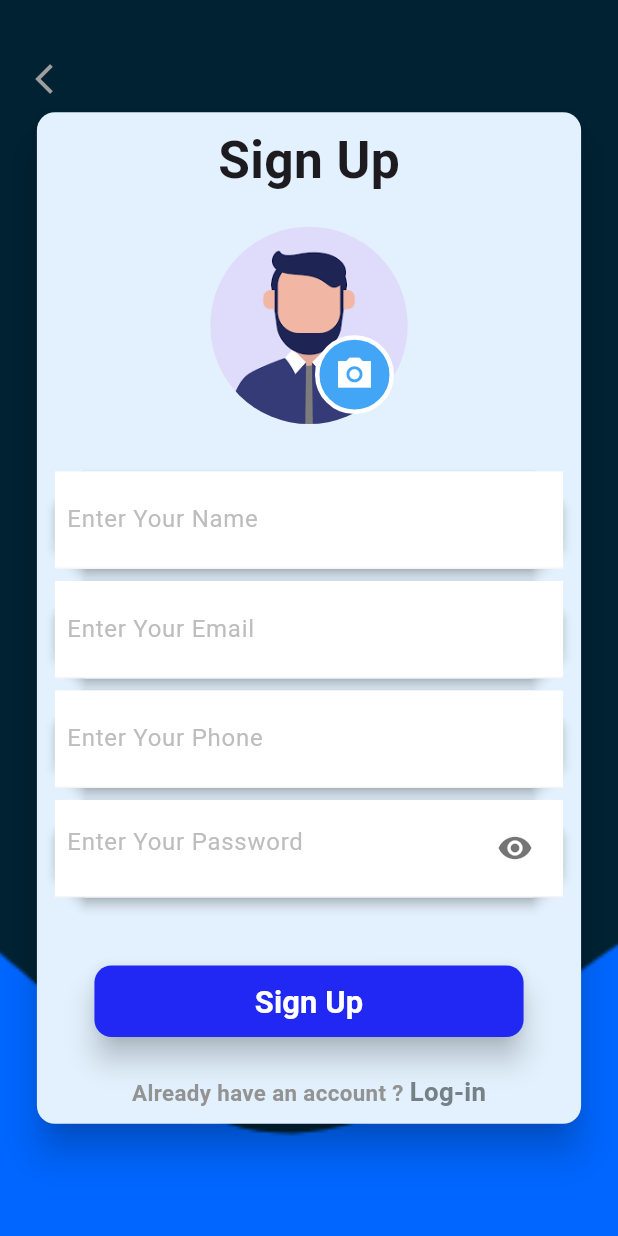
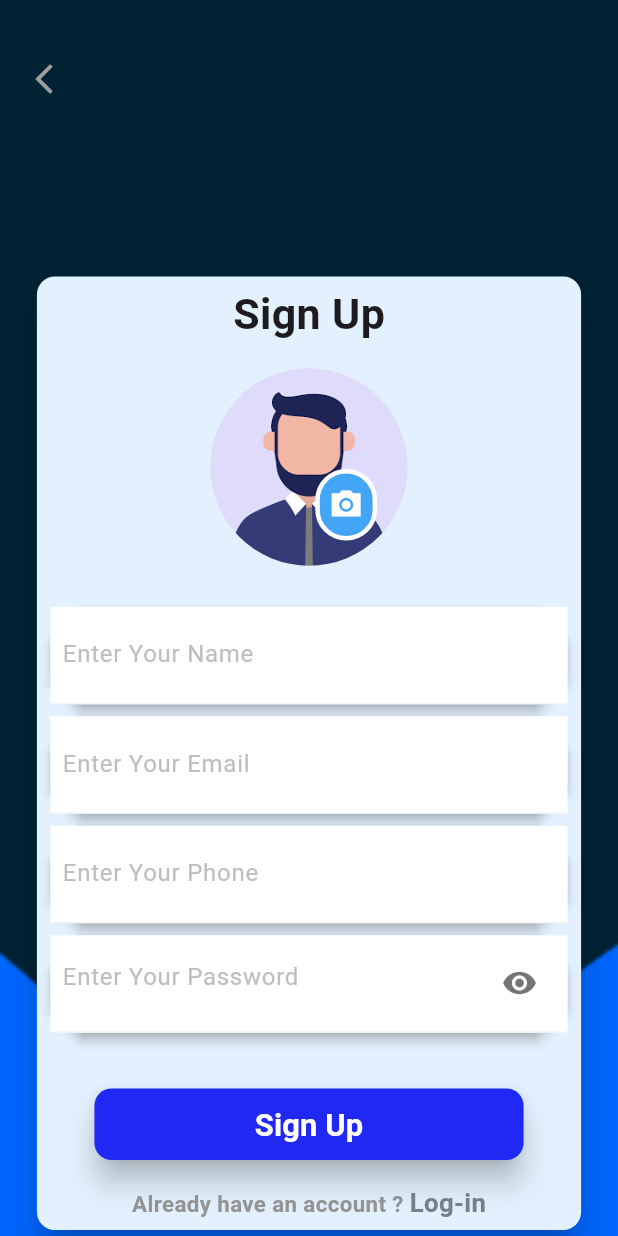
Before and after one commit to Mohamed8Ebrahim/full_E-Commerce_App, a Flutter app: the RegisterView screen opened by its route, on a phone screen of 412 x 824 dp. Run offline on Flutter 3.47's test engine with Material 3 defaults, Android fonts, the phone set to English and light mode, and no system bars; our stand-ins replace cherry_toast, dartz, dio, flutter_bloc, flutter_screenutil, flutter_styled_toast and 9 more; missing offline and left inert: hash_cached_image; accounts and stored records are empty; network calls fail.

Commit message:
make refactor for some codes

```diff
--- a/lib/Core/Util/App_Router.dart
+++ b/lib/Core/Util/App_Router.dart
@@ -11,8 +11,8 @@ import 'package:e_commerce/Features/Bottom_Navigation_Views/Presentations/Views/
 import 'package:e_commerce/Features/Bottom_Navigation_Views/Presentations/Views/Product_Details_View.dart';
 import 'package:e_commerce/Features/Bottom_Navigation_Views/Presentations/Views/Profile_View.dart';
 import 'package:e_commerce/Features/Bottom_Navigation_Views/Presentations/Views/Change_Password_View.dart';
-import 'package:e_commerce/Features/Registeration/Presentation/Login_View.dart';
-import 'package:e_commerce/Features/Registeration/Presentation/Register_View.dart';
+import 'package:e_commerce/Features/Registeration/Presentation/Views/Login_View.dart';
+import 'package:e_commerce/Features/Registeration/Presentation/Views/Register_View.dart';
 import 'package:e_commerce/Features/Starter/Presentation/Starter_View.dart';
 import 'package:e_commerce/Features/Starter/Presentation/Splash_View.dart';
 import 'package:go_router/go_router.dart';
--- a/lib/Features/Bottom_Navigation_Views/Presentations/Widgets/Banner_Part.dart
+++ b/lib/Features/Bottom_Navigation_Views/Presentations/Widgets/Banner_Part.dart
@@ -84,8 +84,9 @@ class _BannerPartState extends State<BannerPart> {
               controller: _controller,
               count: cubit.bannerModels.length,
               effect: SlideEffect(
+                radius: 20.sp,
                 dotWidth: 8.w,
-                dotHeight: 8.h,
+                dotHeight: 9.h,
                 paintStyle: PaintingStyle.stroke,
                 strokeWidth: 2.sp,
                 dotColor: Colors.grey,
--- a/lib/Features/Registeration/Presentation/Widgets/Register_View_Body.dart
+++ b/lib/Features/Registeration/Presentation/Widgets/Register_View_Body.dart
@@ -34,7 +34,7 @@ class RegisterViewBody extends StatelessWidget {
       builder: (context, state) {
         return Center(
           child: Stack(
-            alignment: Alignment.center,
+            alignment: Alignment.bottomCenter,
             children: [
               Align(
                 alignment: Alignment.topLeft,
@@ -58,7 +58,7 @@ class RegisterViewBody extends StatelessWidget {
                     color: Colors.white,
                     elevation: 10,
                     child: Padding(
-                      padding: const EdgeInsets.all(8.0),
+                      padding: const EdgeInsets.all(5.0),
                       child: Form(
                         key: context.read<RegisterCubit>().signUpFormKey,
                         child: Column(
@@ -68,13 +68,13 @@ class RegisterViewBody extends StatelessWidget {
                             Text(
                               'Sign Up',
                               style: TextStyle(
-                                  fontSize: 30.sp, fontWeight: FontWeight.w700),
+                                  fontSize: 25.sp, fontWeight: FontWeight.w700),
                             ),
                             SizedBox(
-                              height: height * .02,
+                              height: height * .015,
                             ),
                             const PickImageWidget(),
-                            SizedBox(height: height * .03),
+                            SizedBox(height: height * .025),
                             CustomInputField(
                               hintText: "Enter Your Name",
                               obscureText: false,
@@ -104,7 +104,7 @@ class RegisterViewBody extends StatelessWidget {
                               controller:
                                   context.read<RegisterCubit>().signUpPassword,
                             ),
-                            SizedBox(height: height * .05),
+                            SizedBox(height: height * .04),
                             state is RegisterLoading
                                 ? Center(
                                     child:
@@ -125,7 +125,7 @@ class RegisterViewBody extends StatelessWidget {
                                       }
                                     },
                                   ),
-                            SizedBox(height: height * .03),
+                            SizedBox(height: height * .02),
                             const AlreadyHaveAnAccountWidget()
                           ],
                         ),
--- a/lib/Features/Registeration/Presentation/Widgets/pick_image_widget.dart
+++ b/lib/Features/Registeration/Presentation/Widgets/pick_image_widget.dart
@@ -32,16 +32,13 @@ class _PickImageWidgetState extends State<PickImageWidget> {
                   backgroundImage: const AssetImage("asset/avatar.png"),
                   child: Stack(
                     children: [
-                      Positioned(
-                        bottom: 8.h,
-                        right: 8.w,
+                      Positioned.fromRect(
+                        rect: Rect.fromLTWH(70, 70, 36.w, 40.h),
                         child: Container(
-                          height: 44.h,
-                          width: 46.w,
                           decoration: BoxDecoration(
                             color: Colors.blue.shade400,
                             border: Border.all(color: Colors.white, width: 3),
-                            borderRadius: BorderRadius.circular(25.spMax),
+                            borderRadius: BorderRadius.circular(50.spMax),
                           ),
                           child: InkWell(
                             onTap: () async {
@@ -60,7 +57,7 @@ class _PickImageWidgetState extends State<PickImageWidget> {
                             child: Icon(
                               Icons.camera_alt_sharp,
                               color: Colors.white,
-                              size: 23.sp,
+                              size: 20.sp,
                             ),
                           ),
                         ),
```
Also changed, not shown: lib/Features/Bottom_Navigation_Views/Presentations/Widgets/Profile_Image.dart (+9 -8 lines), lib/Features/Registeration/Presentation/Views/Login_View.dart (renamed from lib/Features/Registeration/Presentation/Login_View.dart), lib/Features/Registeration/Presentation/Views/Register_View.dart (renamed from lib/Features/Registeration/Presentation/Register_View.dart).
